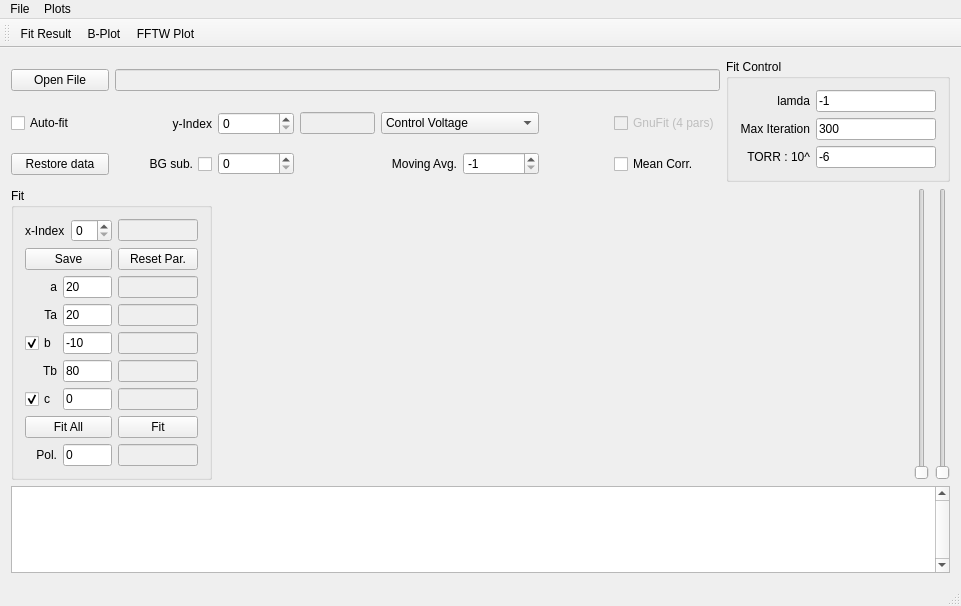
First picture: the form in Analysis_UI/mainwindow.ui, repository goluckyryan/nonLinearFit, before the edit.
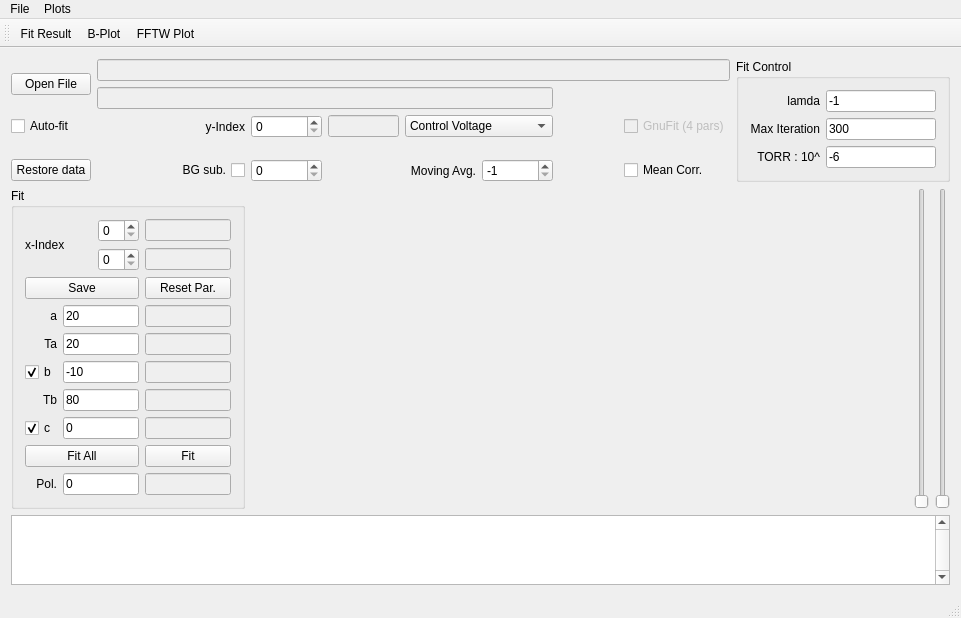
Second picture: the form after the edit. Custom widgets are drawn as their Qt base class.

What changed in the file:
```diff
--- a/Analysis_UI/mainwindow.ui
+++ b/Analysis_UI/mainwindow.ui
@@ -24,76 +24,189 @@
   </property>
   <widget class="QWidget" name="centralWidget">
    <layout class="QGridLayout" name="gridLayout">
-    <item row="1" column="9" rowspan="3" colspan="5">
-     <widget class="QGroupBox" name="groupBox_2">
-      <property name="title">
-       <string>Fit Control</string>
+    <item row="5" column="2">
+     <widget class="QCheckBox" name="checkBox_BGsub">
+      <property name="statusTip">
+       <string>Substraction of the background. The background is one of the data.</string>
       </property>
-      <layout class="QGridLayout" name="gridLayout_3">
-       <item row="3" column="1">
-        <widget class="QLabel" name="label_8">
-         <property name="text">
-          <string>Max Iteration</string>
-         </property>
-         <property name="alignment">
-          <set>Qt::AlignRight|Qt::AlignTrailing|Qt::AlignVCenter</set>
-         </property>
-        </widget>
-       </item>
-       <item row="2" column="2">
-        <widget class="QLineEdit" name="lineEdit_lambda">
-         <property name="statusTip">
-          <string>The fit parameter of the LMA. -1 = system calculated. 0 = Gauss Newtonian method; inf = Greatest Decense method.</string>
-         </property>
-         <property name="text">
-          <string>-1</string>
-         </property>
-        </widget>
-       </item>
-       <item row="2" column="1">
-        <widget class="QLabel" name="label_9">
-         <property name="text">
-          <string>lamda</string>
-         </property>
-         <property name="alignment">
-          <set>Qt::AlignRight|Qt::AlignTrailing|Qt::AlignVCenter</set>
-         </property>
-        </widget>
-       </item>
-       <item row="3" column="2">
-        <widget class="QLineEdit" name="lineEdit_MaxIter">
-         <property name="statusTip">
-          <string>Maximum number of iteration.</string>
-         </property>
-         <property name="text">
-          <string>300</string>
-         </property>
-        </widget>
-       </item>
-       <item row="4" column="2">
-        <widget class="QLineEdit" name="lineEdit_TORR">
-         <property name="statusTip">
-          <string>Fitting tolerance or accuracy of the SSR.</string>
-         </property>
-         <property name="text">
-          <string>-6</string>
-         </property>
-        </widget>
-       </item>
-       <item row="4" column="1">
-        <widget class="QLabel" name="label_10">
-         <property name="text">
-          <string>TORR : 10^</string>
-         </property>
-         <property name="alignment">
-          <set>Qt::AlignRight|Qt::AlignTrailing|Qt::AlignVCenter</set>
-         </property>
-        </widget>
-       </item>
-      </layout>
+      <property name="layoutDirection">
+       <enum>Qt::RightToLeft</enum>
+      </property>
+      <property name="text">
+       <string>BG sub.</string>
+      </property>
      </widget>
     </item>
-    <item row="4" column="2" colspan="4">
+    <item row="3" column="2">
+     <widget class="QLabel" name="label">
+      <property name="text">
+       <string>y-Index</string>
+      </property>
+      <property name="alignment">
+       <set>Qt::AlignRight|Qt::AlignTrailing|Qt::AlignVCenter</set>
+      </property>
+     </widget>
+    </item>
+    <item row="5" column="3">
+     <widget class="QSpinBox" name="spinBox_BGIndex">
+      <property name="statusTip">
+       <string>Select the data as background.</string>
+      </property>
+     </widget>
+    </item>
+    <item row="3" column="3">
+     <widget class="QSpinBox" name="spinBox_y">
+      <property name="statusTip">
+       <string>The id of the data.</string>
+      </property>
+     </widget>
+    </item>
+    <item row="5" column="0">
+     <widget class="QPushButton" name="pushButton_RestoreData">
+      <property name="statusTip">
+       <string>Restore to origin data</string>
+      </property>
+      <property name="text">
+       <string>Restore data</string>
+      </property>
+     </widget>
+    </item>
+    <item row="6" column="13">
+     <widget class="QSlider" name="verticalSlider_zOffset">
+      <property name="statusTip">
+       <string>Change the z-offset of the contour plot. This will not affect the data.</string>
+      </property>
+      <property name="orientation">
+       <enum>Qt::Vertical</enum>
+      </property>
+      <property name="invertedControls">
+       <bool>false</bool>
+      </property>
+     </widget>
+    </item>
+    <item row="7" column="0" colspan="15">
+     <widget class="QTextEdit" name="textEdit">
+      <property name="sizePolicy">
+       <sizepolicy hsizetype="Expanding" vsizetype="Preferred">
+        <horstretch>0</horstretch>
+        <verstretch>1</verstretch>
+       </sizepolicy>
+      </property>
+      <property name="font">
+       <font>
+        <family>Courier New</family>
+       </font>
+      </property>
+      <property name="verticalScrollBarPolicy">
+       <enum>Qt::ScrollBarAlwaysOn</enum>
+      </property>
+     </widget>
+    </item>
+    <item row="6" column="14">
+     <widget class="QSlider" name="verticalSlider_z">
+      <property name="statusTip">
+       <string>Change the z-Range of the contour plot. This will not affect the data.</string>
+      </property>
+      <property name="orientation">
+       <enum>Qt::Vertical</enum>
+      </property>
+     </widget>
+    </item>
+    <item row="5" column="5">
+     <widget class="QLabel" name="label_3">
+      <property name="text">
+       <string>Moving Avg.</string>
+      </property>
+      <property name="alignment">
+       <set>Qt::AlignRight|Qt::AlignTrailing|Qt::AlignVCenter</set>
+      </property>
+     </widget>
+    </item>
+    <item row="3" column="0">
+     <widget class="QCheckBox" name="checkBox_AutoFit">
+      <property name="statusTip">
+       <string>When enabled, changed y-Index will also fit the data.</string>
+      </property>
+      <property name="text">
+       <string>Auto-fit</string>
+      </property>
+     </widget>
+    </item>
+    <item row="5" column="6">
+     <widget class="QSpinBox" name="spinBox_MovingAvg">
+      <property name="statusTip">
+       <string>Number of data point for moving average. -1 is no moving average.</string>
+      </property>
+      <property name="minimum">
+       <number>-1</number>
+      </property>
+      <property name="maximum">
+       <number>301</number>
+      </property>
+      <property name="singleStep">
+       <number>2</number>
+      </property>
+      <property name="value">
+       <number>-1</number>
+      </property>
+     </widget>
+    </item>
+    <item row="3" column="4">
+     <widget class="QLineEdit" name="lineEdit_y">
+      <property name="enabled">
+       <bool>false</bool>
+      </property>
+      <property name="statusTip">
+       <string>The hall voltage of the data.</string>
+      </property>
+     </widget>
+    </item>
+    <item row="5" column="9">
+     <widget class="QCheckBox" name="checkBox_MeanCorr">
+      <property name="statusTip">
+       <string>Substract each data with the mean of that data.</string>
+      </property>
+      <property name="text">
+       <string>Mean Corr.</string>
+      </property>
+     </widget>
+    </item>
+    <item row="3" column="5" colspan="2">
+     <widget class="QComboBox" name="comboBox_yLabelType">
+      <property name="currentIndex">
+       <number>0</number>
+      </property>
+      <item>
+       <property name="text">
+        <string>Control Voltage</string>
+       </property>
+      </item>
+      <item>
+       <property name="text">
+        <string>Hall Volatge</string>
+       </property>
+      </item>
+      <item>
+       <property name="text">
+        <string>Mag. Field</string>
+       </property>
+      </item>
+     </widget>
+    </item>
+    <item row="3" column="9">
+     <widget class="QCheckBox" name="checkBox_GunFit">
+      <property name="enabled">
+       <bool>false</bool>
+      </property>
+      <property name="statusTip">
+       <string>Using external gnuplot to fit.</string>
+      </property>
+      <property name="text">
+       <string>GnuFit (4 pars)</string>
+      </property>
+     </widget>
+    </item>
+    <item row="6" column="3" colspan="4">
      <widget class="QCustomPlot" name="customPlot" native="true">
       <property name="sizePolicy">
        <sizepolicy hsizetype="Preferred" vsizetype="Preferred">
@@ -103,7 +216,7 @@
       </property>
      </widget>
     </item>
-    <item row="4" column="0" colspan="2">
+    <item row="6" column="0" colspan="3">
      <widget class="QGroupBox" name="groupBox">
       <property name="sizePolicy">
        <sizepolicy hsizetype="Preferred" vsizetype="Preferred">
@@ -115,13 +228,10 @@
        <string>Fit</string>
       </property>
       <layout class="QGridLayout" name="gridLayout_2">
-       <item row="1" column="0" colspan="3">
-        <widget class="QPushButton" name="pushButton_save">
-         <property name="statusTip">
-          <string>Save fit paramters.</string>
-         </property>
+       <item row="4" column="1" colspan="2">
+        <widget class="QLineEdit" name="lineEdit_Ta">
          <property name="text">
-          <string>Save</string>
+          <string>20</string>
          </property>
         </widget>
        </item>
@@ -132,13 +242,6 @@
          </property>
         </widget>
        </item>
-       <item row="0" column="0" colspan="2">
-        <widget class="QLabel" name="label_2">
-         <property name="text">
-          <string>x-Index</string>
-         </property>
-        </widget>
-       </item>
        <item row="0" column="3">
         <widget class="QLineEdit" name="lineEdit_x">
          <property name="enabled">
@@ -152,24 +255,31 @@
          </property>
         </widget>
        </item>
-       <item row="1" column="3">
-        <widget class="QPushButton" name="pushButton_reset">
+       <item row="2" column="0" colspan="3">
+        <widget class="QPushButton" name="pushButton_save">
          <property name="statusTip">
           <string>Estimate the fit paramters.</string>
          </property>
          <property name="text">
-          <string>Reset Par.</string>
+          <string>Save</string>
          </property>
         </widget>
        </item>
        <item row="3" column="3">
+        <widget class="QLineEdit" name="lineEdit_ea">
+         <property name="enabled">
+          <bool>false</bool>
+         </property>
+        </widget>
+       </item>
+       <item row="4" column="3">
         <widget class="QLineEdit" name="lineEdit_eTa">
          <property name="enabled">
           <bool>false</bool>
          </property>
         </widget>
        </item>
-       <item row="2" column="0">
+       <item row="3" column="0">
         <widget class="QLabel" name="label_4">
          <property name="text">
           <string>a</string>
@@ -179,28 +289,38 @@
          </property>
         </widget>
        </item>
+       <item row="2" column="3">
+        <widget class="QPushButton" name="pushButton_reset">
+         <property name="statusTip">
+          <string>Estimate the fit paramters.</string>
+         </property>
+         <property name="text">
+          <string>Reset Par.</string>
+         </property>
+        </widget>
+       </item>
        <item row="3" column="1" colspan="2">
-        <widget class="QLineEdit" name="lineEdit_Ta">
-         <property name="text">
-          <string>20</string>
-         </property>
-        </widget>
-       </item>
-       <item row="2" column="1" colspan="2">
         <widget class="QLineEdit" name="lineEdit_a">
          <property name="text">
           <string>20</string>
          </property>
         </widget>
        </item>
-       <item row="2" column="3">
-        <widget class="QLineEdit" name="lineEdit_ea">
+       <item row="5" column="3">
+        <widget class="QLineEdit" name="lineEdit_eb">
          <property name="enabled">
           <bool>false</bool>
          </property>
         </widget>
        </item>
-       <item row="3" column="0">
+       <item row="5" column="1" colspan="2">
+        <widget class="QLineEdit" name="lineEdit_b">
+         <property name="text">
+          <string>-10</string>
+         </property>
+        </widget>
+       </item>
+       <item row="4" column="0">
         <widget class="QLabel" name="label_5">
          <property name="text">
           <string>Ta</string>
@@ -210,28 +330,14 @@
          </property>
         </widget>
        </item>
-       <item row="5" column="1" colspan="2">
+       <item row="6" column="1" colspan="2">
         <widget class="QLineEdit" name="lineEdit_Tb">
          <property name="text">
           <string>80</string>
          </property>
         </widget>
        </item>
-       <item row="4" column="3">
-        <widget class="QLineEdit" name="lineEdit_eb">
-         <property name="enabled">
-          <bool>false</bool>
-         </property>
-        </widget>
-       </item>
-       <item row="4" column="1" colspan="2">
-        <widget class="QLineEdit" name="lineEdit_b">
-         <property name="text">
-          <string>-10</string>
-         </property>
-        </widget>
-       </item>
-       <item row="5" column="0">
+       <item row="6" column="0">
         <widget class="QLabel" name="label_7">
          <property name="text">
           <string>Tb</string>
@@ -241,17 +347,14 @@
          </property>
         </widget>
        </item>
-       <item row="6" column="0">
-        <widget class="QCheckBox" name="checkBox_c">
-         <property name="text">
-          <string>c</string>
-         </property>
-         <property name="checked">
-          <bool>true</bool>
+       <item row="7" column="3">
+        <widget class="QLineEdit" name="lineEdit_ec">
+         <property name="enabled">
+          <bool>false</bool>
          </property>
         </widget>
        </item>
-       <item row="6" column="1" colspan="2">
+       <item row="7" column="1" colspan="2">
         <widget class="QLineEdit" name="lineEdit_c">
          <property name="enabled">
           <bool>true</bool>
@@ -261,14 +364,24 @@
          </property>
         </widget>
        </item>
-       <item row="5" column="3">
+       <item row="6" column="3">
         <widget class="QLineEdit" name="lineEdit_eTb">
          <property name="enabled">
           <bool>false</bool>
          </property>
         </widget>
        </item>
-       <item row="7" column="0" colspan="3">
+       <item row="7" column="0">
+        <widget class="QCheckBox" name="checkBox_c">
+         <property name="text">
+          <string>c</string>
+         </property>
+         <property name="checked">
+          <bool>true</bool>
+         </property>
+        </widget>
+       </item>
+       <item row="8" column="0" colspan="3">
         <widget class="QPushButton" name="pushButton_FitAll">
          <property name="statusTip">
           <string>Fit all data set.</string>
@@ -278,14 +391,17 @@
          </property>
         </widget>
        </item>
-       <item row="6" column="3">
-        <widget class="QLineEdit" name="lineEdit_ec">
-         <property name="enabled">
-          <bool>false</bool>
+       <item row="9" column="1" colspan="2">
+        <widget class="QLineEdit" name="lineEdit_P">
+         <property name="statusTip">
+          <string>Polarization</string>
+         </property>
+         <property name="text">
+          <string>0</string>
          </property>
         </widget>
        </item>
-       <item row="7" column="3">
+       <item row="8" column="3">
         <widget class="QPushButton" name="pushButton_Fit">
          <property name="statusTip">
           <string>Fit this single data set.</string>
@@ -295,17 +411,14 @@
          </property>
         </widget>
        </item>
-       <item row="8" column="1" colspan="2">
-        <widget class="QLineEdit" name="lineEdit_P">
-         <property name="statusTip">
-          <string>Polarization</string>
-         </property>
-         <property name="text">
-          <string>0</string>
+       <item row="9" column="3">
+        <widget class="QLineEdit" name="lineEdit_eP">
+         <property name="enabled">
+          <bool>false</bool>
          </property>
         </widget>
        </item>
-       <item row="8" column="0">
+       <item row="9" column="0">
         <widget class="QLabel" name="label_11">
          <property name="text">
           <string>Pol.</string>
@@ -315,14 +428,7 @@
          </property>
         </widget>
        </item>
-       <item row="8" column="3">
-        <widget class="QLineEdit" name="lineEdit_eP">
-         <property name="enabled">
-          <bool>false</bool>
-         </property>
-        </widget>
-       </item>
-       <item row="4" column="0">
+       <item row="5" column="0">
         <widget class="QCheckBox" name="checkBox_b_Tb">
          <property name="text">
           <string>b</string>
@@ -338,6 +444,23 @@
          </property>
         </widget>
        </item>
+       <item row="1" column="2">
+        <widget class="QSpinBox" name="spinBox_x2"/>
+       </item>
+       <item row="0" column="0" rowspan="2" colspan="2">
+        <widget class="QLabel" name="label_2">
+         <property name="text">
+          <string>x-Index</string>
+         </property>
+        </widget>
+       </item>
+       <item row="1" column="3">
+        <widget class="QLineEdit" name="lineEdit_x2">
+         <property name="enabled">
+          <bool>false</bool>
+         </property>
+        </widget>
+       </item>
       </layout>
       <zorder>lineEdit_a</zorder>
       <zorder>lineEdit_Ta</zorder>
@@ -366,7 +489,7 @@
       <zorder>checkBox_b_Tb</zorder>
      </widget>
     </item>
-    <item row="4" column="7" colspan="5">
+    <item row="6" column="8" colspan="5">
      <widget class="QCustomPlot" name="customPlot_CT" native="true">
       <property name="sizePolicy">
        <sizepolicy hsizetype="Preferred" vsizetype="Preferred">
@@ -376,95 +499,86 @@
       </property>
      </widget>
     </item>
-    <item row="3" column="2">
-     <widget class="QSpinBox" name="spinBox_BGIndex">
-      <property name="statusTip">
-       <string>Select the data as background.</string>
+    <item row="1" column="10" rowspan="5" colspan="5">
+     <widget class="QGroupBox" name="groupBox_2">
+      <property name="title">
+       <string>Fit Control</string>
       </property>
+      <layout class="QGridLayout" name="gridLayout_3">
+       <item row="3" column="1">
+        <widget class="QLabel" name="label_8">
+         <property name="text">
+          <string>Max Iteration</string>
+         </property>
+         <property name="alignment">
+          <set>Qt::AlignRight|Qt::AlignTrailing|Qt::AlignVCenter</set>
+         </property>
+        </widget>
+       </item>
+       <item row="2" column="2">
+        <widget class="QLineEdit" name="lineEdit_lambda">
+         <property name="statusTip">
+          <string>The fit parameter of the LMA. -1 = system calculated. 0 = Gauss Newtonian method; inf = Greatest Decense method.</string>
+         </property>
+         <property name="text">
+          <string>-1</string>
+         </property>
+        </widget>
+       </item>
+       <item row="2" column="1">
+        <widget class="QLabel" name="label_9">
+         <property name="text">
+          <string>lamda</string>
+         </property>
+         <property name="alignment">
+          <set>Qt::AlignRight|Qt::AlignTrailing|Qt::AlignVCenter</set>
+         </property>
+        </widget>
+       </item>
+       <item row="3" column="2">
+        <widget class="QLineEdit" name="lineEdit_MaxIter">
+         <property name="statusTip">
+          <string>Maximum number of iteration.</string>
+         </property>
+         <property name="text">
+          <string>300</string>
+         </property>
+        </widget>
+       </item>
+       <item row="4" column="2">
+        <widget class="QLineEdit" name="lineEdit_TORR">
+         <property name="statusTip">
+          <string>Fitting tolerance or accuracy of the SSR.</string>
+         </property>
+         <property name="text">
+          <string>-6</string>
+         </property>
+        </widget>
+       </item>
+       <item row="4" column="1">
+        <widget class="QLabel" name="label_10">
+         <property name="text">
+          <string>TORR : 10^</string>
+         </property>
+         <property name="alignment">
+          <set>Qt::AlignRight|Qt::AlignTrailing|Qt::AlignVCenter</set>
+         </property>
+        </widget>
+       </item>
+      </layout>
      </widget>
     </item>
-    <item row="3" column="1">
-     <widget class="QCheckBox" name="checkBox_BGsub">
-      <property name="statusTip">
-       <string>Substraction of the background. The background is one of the data.</string>
-      </property>
-      <property name="layoutDirection">
-       <enum>Qt::RightToLeft</enum>
-      </property>
-      <property name="text">
-       <string>BG sub.</string>
-      </property>
-     </widget>
-    </item>
-    <item row="2" column="2">
-     <widget class="QSpinBox" name="spinBox_y">
-      <property name="statusTip">
-       <string>The id of the data.</string>
-      </property>
-     </widget>
-    </item>
-    <item row="2" column="1">
-     <widget class="QLabel" name="label">
-      <property name="text">
-       <string>y-Index</string>
-      </property>
-      <property name="alignment">
-       <set>Qt::AlignRight|Qt::AlignTrailing|Qt::AlignVCenter</set>
-      </property>
-     </widget>
-    </item>
-    <item row="3" column="0">
-     <widget class="QPushButton" name="pushButton_RestoreData">
-      <property name="statusTip">
-       <string>Restore to origin data</string>
-      </property>
-      <property name="text">
-       <string>Restore data</string>
-      </property>
-     </widget>
-    </item>
-    <item row="4" column="13">
-     <widget class="QSlider" name="verticalSlider_z">
-      <property name="statusTip">
-       <string>Change the z-Range of the contour plot. This will not affect the data.</string>
-      </property>
-      <property name="orientation">
-       <enum>Qt::Vertical</enum>
-      </property>
-     </widget>
-    </item>
-    <item row="4" column="12">
-     <widget class="QSlider" name="verticalSlider_zOffset">
-      <property name="statusTip">
-       <string>Change the z-offset of the contour plot. This will not affect the data.</string>
-      </property>
-      <property name="orientation">
-       <enum>Qt::Vertical</enum>
-      </property>
-      <property name="invertedControls">
+    <item row="1" column="1" colspan="9">
+     <widget class="QLineEdit" name="lineEdit">
+      <property name="enabled">
        <bool>false</bool>
       </property>
-     </widget>
-    </item>
-    <item row="5" column="0" colspan="14">
-     <widget class="QTextEdit" name="textEdit">
-      <property name="sizePolicy">
-       <sizepolicy hsizetype="Expanding" vsizetype="Preferred">
-        <horstretch>0</horstretch>
-        <verstretch>1</verstretch>
-       </sizepolicy>
+      <property name="statusTip">
+       <string>File path</string>
       </property>
-      <property name="font">
-       <font>
-        <family>Courier New</family>
-       </font>
-      </property>
-      <property name="verticalScrollBarPolicy">
-       <enum>Qt::ScrollBarAlwaysOn</enum>
-      </property>
      </widget>
     </item>
-    <item row="1" column="0">
+    <item row="1" column="0" rowspan="2">
      <widget class="QPushButton" name="pushButton_OpenFile">
       <property name="statusTip">
        <string>Open a file.</string>
@@ -474,107 +588,10 @@
       </property>
      </widget>
     </item>
-    <item row="2" column="0">
-     <widget class="QCheckBox" name="checkBox_AutoFit">
-      <property name="statusTip">
-       <string>When enabled, changed y-Index will also fit the data.</string>
-      </property>
-      <property name="text">
-       <string>Auto-fit</string>
-      </property>
-     </widget>
-    </item>
-    <item row="2" column="3">
-     <widget class="QLineEdit" name="lineEdit_y">
+    <item row="2" column="1" colspan="6">
+     <widget class="QLineEdit" name="lineEdit_yName">
       <property name="enabled">
        <bool>false</bool>
-      </property>
-      <property name="statusTip">
-       <string>The hall voltage of the data.</string>
-      </property>
-     </widget>
-    </item>
-    <item row="1" column="1" colspan="8">
-     <widget class="QLineEdit" name="lineEdit">
-      <property name="enabled">
-       <bool>false</bool>
-      </property>
-      <property name="statusTip">
-       <string>File path</string>
-      </property>
-     </widget>
-    </item>
-    <item row="3" column="5">
-     <widget class="QSpinBox" name="spinBox_MovingAvg">
-      <property name="statusTip">
-       <string>Number of data point for moving average. -1 is no moving average.</string>
-      </property>
-      <property name="minimum">
-       <number>-1</number>
-      </property>
-      <property name="maximum">
-       <number>301</number>
-      </property>
-      <property name="singleStep">
-       <number>2</number>
-      </property>
-      <property name="value">
-       <number>-1</number>
-      </property>
-     </widget>
-    </item>
-    <item row="3" column="4">
-     <widget class="QLabel" name="label_3">
-      <property name="text">
-       <string>Moving Avg.</string>
-      </property>
-      <property name="alignment">
-       <set>Qt::AlignRight|Qt::AlignTrailing|Qt::AlignVCenter</set>
-      </property>
-     </widget>
-    </item>
-    <item row="2" column="4" colspan="2">
-     <widget class="QComboBox" name="comboBox_yLabelType">
-      <property name="currentIndex">
-       <number>0</number>
-      </property>
-      <item>
-       <property name="text">
-        <string>Control Voltage</string>
-       </property>
-      </item>
-      <item>
-       <property name="text">
-        <string>Hall Volatge</string>
-       </property>
-      </item>
-      <item>
-       <property name="text">
-        <string>Mag. Field</string>
-       </property>
-      </item>
-     </widget>
-    </item>
-    <item row="3" column="8">
-     <widget class="QCheckBox" name="checkBox_MeanCorr">
-      <property name="statusTip">
-       <string>Substract each data with the mean of that data.</string>
-      </property>
-      <property name="text">
-       <string>Mean Corr.</string>
-      </property>
-     </widget>
-    </item>
-    <item row="2" column="8">
-     <widget class="QCheckBox" name="checkBox_GunFit">
-      <property name="enabled">
-       <bool>false</bool>
-      </property>
-      <property name="statusTip">
-       <string>Using external gnuplot to fit.</string>
-      </property>
-      <property name="text">
-       <string>GnuFit (4 pars)</string>
       </property>
      </widget>
     </item>
```
Left out of the diff: 48 changed lines with no effect on the pictures.
